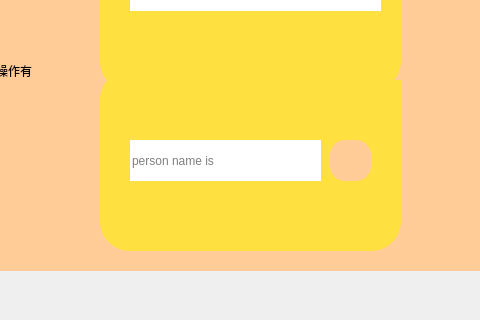
Miss6111/BUAA-summer-python-E-Shared-Exercise-Platform, file org1.ui: the form before one commit; both pictures show x 310 to 790 and y 290 to 610 of the 934 by 1096 pixel window.
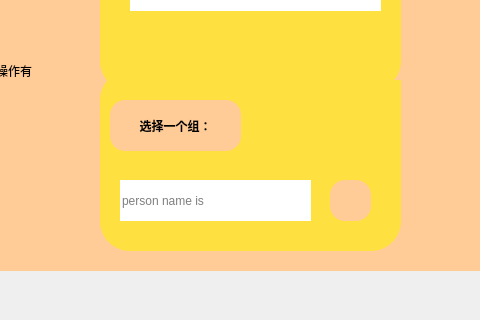
The form after the commit. Icons and pictures are not drawn.

The edit to the form file:
```diff
--- a/org1.ui
+++ b/org1.ui
@@ -435,7 +435,7 @@
         <property name="geometry">
          <rect>
           <x>230</x>
-          <y>70</y>
+          <y>110</y>
           <width>41</width>
           <height>41</height>
          </rect>
@@ -461,8 +461,8 @@
        <widget class="QLineEdit" name="personname">
         <property name="geometry">
          <rect>
-          <x>30</x>
-          <y>70</y>
+          <x>20</x>
+          <y>110</y>
           <width>191</width>
           <height>41</height>
          </rect>
@@ -477,6 +477,48 @@
          <string>person name is </string>
         </property>
        </widget>
+       <widget class="QPushButton" name="waddpcg">
+        <property name="geometry">
+         <rect>
+          <x>10</x>
+          <y>30</y>
+          <width>131</width>
+          <height>51</height>
+         </rect>
+        </property>
+        <property name="font">
+         <font>
+          <weight>75</weight>
+          <bold>true</bold>
+         </font>
+        </property>
+        <property name="styleSheet">
+         <string notr="true">background-color: rgb(255, 203, 151);
+border-radius:15px</string>
+        </property>
+        <property name="text">
+         <string>选择一个组：</string>
+        </property>
+       </widget>
+       <widget class="QLabel" name="waddpgn">
+        <property name="geometry">
+         <rect>
+          <x>160</x>
+          <y>30</y>
+          <width>91</width>
+          <height>41</height>
+         </rect>
+        </property>
+        <property name="font">
+         <font>
+          <weight>75</weight>
+          <bold>true</bold>
+         </font>
+        </property>
+        <property name="text">
+         <string/>
+        </property>
+       </widget>
       </widget>
      </widget>
     </widget>
```
